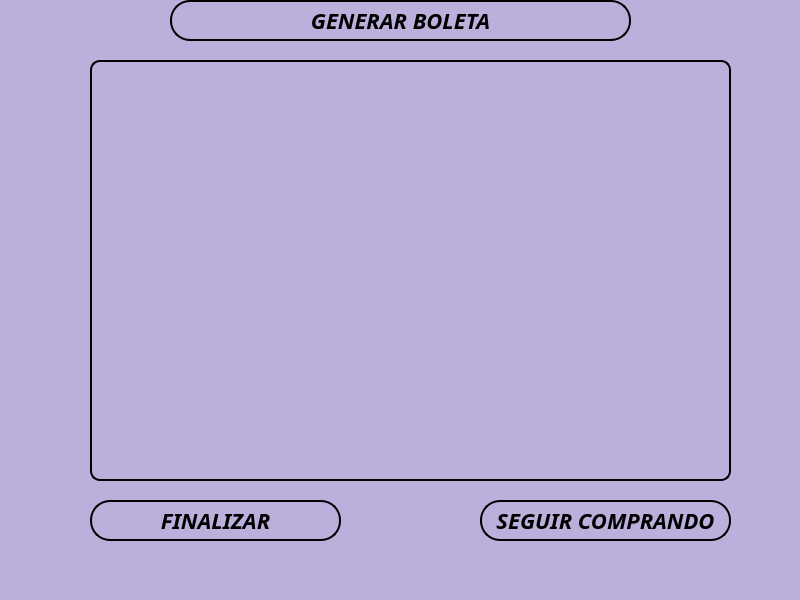
The window that BIBLIOTECA_PROY/assets/venta-carrito.ui (mixano611/PROYECTO_PRG_POO_PY) describes before a commit, drawn with Qt 5.
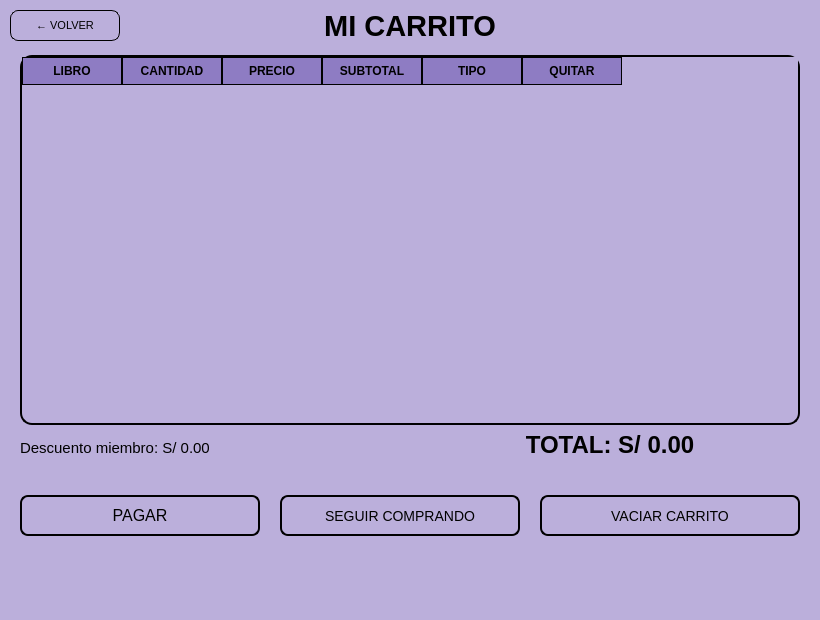
The same window after the commit.

```diff
--- a/BIBLIOTECA_PROY/assets/venta-carrito.ui
+++ b/BIBLIOTECA_PROY/assets/venta-carrito.ui
@@ -6,8 +6,8 @@
    <rect>
     <x>0</x>
     <y>0</y>
-    <width>800</width>
-    <height>600</height>
+    <width>820</width>
+    <height>620</height>
    </rect>
   </property>
   <property name="windowTitle">
@@ -20,135 +20,259 @@
    <widget class="QPushButton" name="btnBoleta">
     <property name="geometry">
      <rect>
-      <x>170</x>
-      <y>0</y>
-      <width>461</width>
-      <height>41</height>
-     </rect>
-    </property>
-    <property name="font">
-     <font>
-      <family>Cascadia Code</family>
-      <pointsize>-1</pointsize>
-      <weight>75</weight>
-      <italic>true</italic>
-      <bold>true</bold>
-     </font>
-    </property>
+              <x>10</x>
+              <y>10</y>
+              <width>110</width>
+              <height>31</height>
+             </rect>
+            </property>
     <property name="styleSheet">
      <string notr="true">QPushButton{
-	border: 2px solid #000000;
-	border-radius: 20px;
+	border: 1px solid #000000;
+	border-radius: 8px;
 	background-color: #BBAFDB;
 	color: black;
-	font-size: 22px;
+	font-size: 11px;
 	cursor: pointer;
-  	transition: transform 0.2s ease, background-color 0.2s ease;
 }
-
 QPushButton:hover {
  	background-color: #8E7CC3;
 }</string>
     </property>
     <property name="text">
-     <string>GENERAR BOLETA</string>
-    </property>
-   </widget>
-   <widget class="QTextEdit" name="textEdit">
+             <string>← VOLVER</string>
+            </property>
+    </widget>
+    <widget class="QLabel" name="LblTitulo">
     <property name="geometry">
      <rect>
-      <x>90</x>
-      <y>60</y>
-      <width>641</width>
-      <height>421</height>
-     </rect>
-    </property>
+              <x>200</x>
+              <y>10</y>
+              <width>420</width>
+              <height>31</height>
+             </rect>
+            </property>
+            <property name="font">
+             <font>
+              <pointsize>22</pointsize>
+              <weight>75</weight>
+              <bold>true</bold>
+             </font>
+            </property>
+            <property name="text">
+             <string>MI CARRITO</string>
+            </property>
+            <property name="alignment">
+             <set>Qt::AlignCenter</set>
+            </property>
+    </widget>
+    <widget class="QTableWidget" name="tableCarrito">
+            <property name="geometry">
+             <rect>
+              <x>20</x>
+              <y>55</y>
+              <width>780</width>
+              <height>370</height>
+             </rect>
+            </property>
     <property name="styleSheet">
-     <string notr="true">QTextEdit{
+             <string notr="true">QTableWidget{
 	border: 2px solid #000000;
-	border-radius: 10px;
+	border-radius: 12px;
 	background-color: #BBAFDB;
 	color: black;
-	font-size: 18px;
-	cursor: pointer;
+	font-size: 12px;
+	gridline-color: #8E7CC3;
 }
-</string>
-    </property>
-   </widget>
-   <widget class="QPushButton" name="btnFinalizar">
+QHeaderView::section{
+	background-color: #8E7CC3;
+	color: black;
+	border: 1px solid #000000;
+	padding: 4px;
+	font-weight: bold;
+}</string>
+            </property>
+            <column>
+             <property name="text">
+              <string>LIBRO</string>
+             </property>
+            </column>
+            <column>
+             <property name="text">
+              <string>CANTIDAD</string>
+             </property>
+            </column>
+            <column>
+             <property name="text">
+              <string>PRECIO</string>
+             </property>
+            </column>
+            <column>
+             <property name="text">
+              <string>SUBTOTAL</string>
+             </property>
+            </column>
+            <column>
+             <property name="text">
+              <string>TIPO</string>
+             </property>
+            </column>
+            <column>
+             <property name="text">
+              <string>QUITAR</string>
+             </property>
+            </column>
+    </widget>
+    <widget class="QLabel" name="LblDescuento">
     <property name="geometry">
      <rect>
-      <x>90</x>
-      <y>500</y>
-      <width>251</width>
-      <height>41</height>
+              <x>20</x>
+              <y>435</y>
+              <width>380</width>
+              <height>25</height>
      </rect>
     </property>
     <property name="font">
      <font>
-      <family>Cascadia Code</family>
-      <pointsize>-1</pointsize>
+              <pointsize>11</pointsize>
+             </font>
+            </property>
+            <property name="text">
+             <string>Descuento miembro: S/ 0.00</string>
+            </property>
+    </widget>
+    <widget class="QLabel" name="LblTotal">
+            <property name="geometry">
+             <rect>
+              <x>420</x>
+              <y>430</y>
+              <width>380</width>
+              <height>30</height>
+             </rect>
+            </property>
+            <property name="font">
+             <font>
+              <pointsize>18</pointsize>
       <weight>75</weight>
-      <italic>true</italic>
       <bold>true</bold>
      </font>
     </property>
+            <property name="text">
+             <string>TOTAL: S/ 0.00</string>
+            </property>
+            <property name="alignment">
+             <set>Qt::AlignCenter</set>
+            </property>
+    </widget>
+    <widget class="QLabel" name="LblAviso">
+            <property name="geometry">
+             <rect>
+              <x>20</x>
+              <y>465</y>
+              <width>780</width>
+              <height>20</height>
+             </rect>
+            </property>
+            <property name="font">
+             <font>
+              <pointsize>9</pointsize>
+              <italic>true</italic>
+             </font>
+            </property>
+            <property name="text">
+             <string></string>
+            </property>
+    </widget>
+    <widget class="QPushButton" name="btnPagar">
+            <property name="geometry">
+             <rect>
+              <x>20</x>
+              <y>495</y>
+              <width>240</width>
+              <height>41</height>
+             </rect>
+            </property>
     <property name="styleSheet">
      <string notr="true">QPushButton{
 	border: 2px solid #000000;
-	border-radius: 20px;
+	border-radius: 8px;
 	background-color: #BBAFDB;
 	color: black;
-	font-size: 22px;
+	font-size: 16px;
 	cursor: pointer;
-  	transition: transform 0.2s ease, background-color 0.2s ease;
 }
-
 QPushButton:hover {
- 	background-color: #8E7CC3;
+	background-color: #8E7CC3;
+}
+QPushButton:disabled {
+	color: #6b6b6b;
+	background-color: #a99bc9;
 }</string>
     </property>
     <property name="text">
-     <string>FINALIZAR</string>
+             <string>PAGAR</string>
     </property>
    </widget>
    <widget class="QPushButton" name="btnSeguir">
     <property name="geometry">
      <rect>
-      <x>480</x>
-      <y>500</y>
-      <width>251</width>
+              <x>280</x>
+              <y>495</y>
+              <width>240</width>
       <height>41</height>
      </rect>
     </property>
-    <property name="font">
-     <font>
-      <family>Cascadia Code</family>
-      <pointsize>-1</pointsize>
-      <weight>75</weight>
-      <italic>true</italic>
-      <bold>true</bold>
-     </font>
-    </property>
     <property name="styleSheet">
      <string notr="true">QPushButton{
 	border: 2px solid #000000;
-	border-radius: 20px;
+	border-radius: 8px;
 	background-color: #BBAFDB;
 	color: black;
-	font-size: 22px;
+	font-size: 14px;
 	cursor: pointer;
-  	transition: transform 0.2s ease, background-color 0.2s ease;
 }
-
 QPushButton:hover {
- 	background-color: #8E7CC3;
+	background-color: #8E7CC3;
+}
+QPushButton:disabled {
+	color: #6b6b6b;
+	background-color: #a99bc9;
 }</string>
     </property>
     <property name="text">
      <string>SEGUIR COMPRANDO</string>
     </property>
    </widget>
+    <widget class="QPushButton" name="btnVaciar">
+            <property name="geometry">
+             <rect>
+              <x>540</x>
+              <y>495</y>
+              <width>260</width>
+              <height>41</height>
+             </rect>
+            </property>
+            <property name="styleSheet">
+             <string notr="true">QPushButton{
+	border: 2px solid #000000;
+	border-radius: 8px;
+	background-color: #BBAFDB;
+	color: black;
+	font-size: 14px;
+	cursor: pointer;
+}
+QPushButton:hover {
+	background-color: #8E7CC3;
+}
+QPushButton:disabled {
+	color: #6b6b6b;
+	background-color: #a99bc9;
+}</string>
+            </property>
+            <property name="text">
+             <string>VACIAR CARRITO</string>
+            </property>
+    </widget>
   </widget>
   <widget class="QMenuBar" name="menubar">
    <property name="geometry">
```
Left out of the diff: 6 changed lines with no effect on the pictures. Lines whose indentation alone changed are shown as unchanged.
